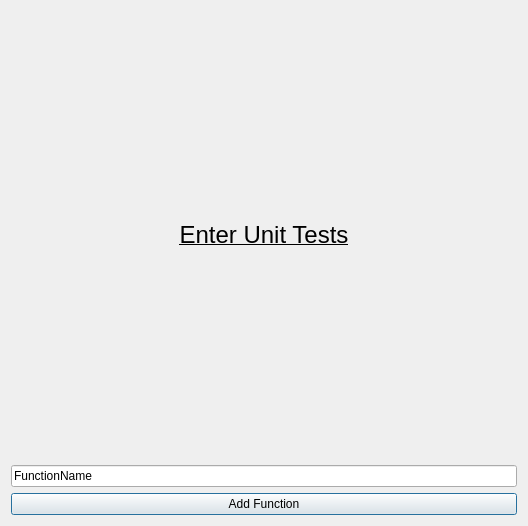
Qt form EnterUnitTests2.ui (starswap/MLProgrammingIDE) before a commit.
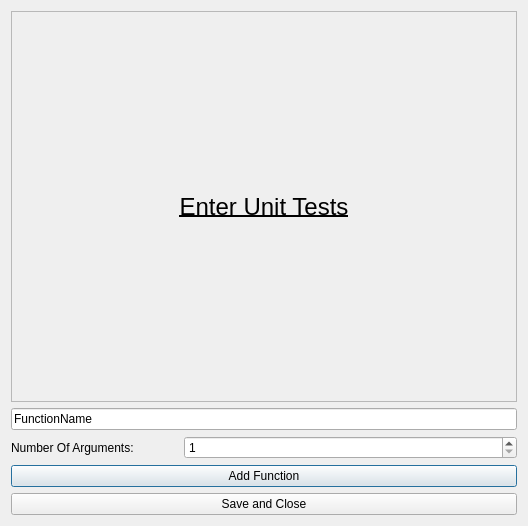
The same form after that commit.

Patch:
```diff
--- a/EnterUnitTests2.ui
+++ b/EnterUnitTests2.ui
@@ -15,6 +15,23 @@
   </property>
   <layout class="QVBoxLayout" name="verticalLayout">
    <item>
+    <widget class="QScrollArea" name="scrollArea">
+     <property name="widgetResizable">
+      <bool>true</bool>
+     </property>
+     <widget class="QWidget" name="scrollAreaWidgetContents">
+      <property name="geometry">
+       <rect>
+        <x>0</x>
+        <y>0</y>
+        <width>508</width>
+        <height>379</height>
+       </rect>
+      </property>
+      <layout class="QVBoxLayout" name="verticalLayout_3">
+       <item>
+        <layout class="QVBoxLayout" name="verticalLayout_2" stretch="0,1">
+         <item>
     <widget class="QLabel" name="label">
      <property name="font">
       <font>
@@ -33,6 +50,12 @@
    <item>
     <layout class="QVBoxLayout" name="Functions"/>
    </item>
+        </layout>
+       </item>
+      </layout>
+     </widget>
+    </widget>
+   </item>
    <item>
     <widget class="QLineEdit" name="FunctionName">
      <property name="text">
@@ -40,6 +63,24 @@
      </property>
     </widget>
    </item>
+   <item>
+    <layout class="QHBoxLayout" name="horizontalLayout" stretch="1,2">
+     <item>
+      <widget class="QLabel" name="label_2">
+       <property name="text">
+        <string>Number Of Arguments:</string>
+       </property>
+      </widget>
+     </item>
+     <item>
+      <widget class="QSpinBox" name="NumArguments">
+       <property name="minimum">
+        <number>1</number>
+       </property>
+      </widget>
+     </item>
+    </layout>
+   </item>
    <item>
     <widget class="QPushButton" name="addFunctionButton">
      <property name="text">
@@ -47,6 +88,13 @@
      </property>
     </widget>
    </item>
+   <item>
+    <widget class="QPushButton" name="closeButton">
+     <property name="text">
+      <string>Save and Close</string>
+     </property>
+    </widget>
+   </item>
   </layout>
  </widget>
  <resources/>
```
Lines whose indentation alone changed are shown as unchanged.
